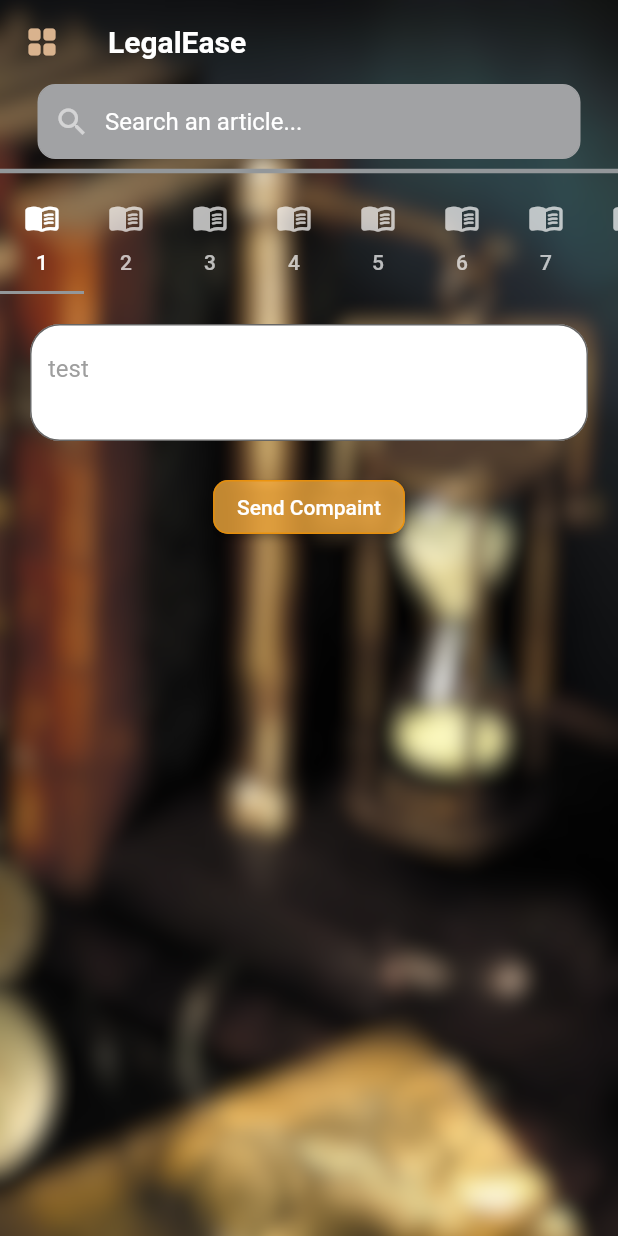
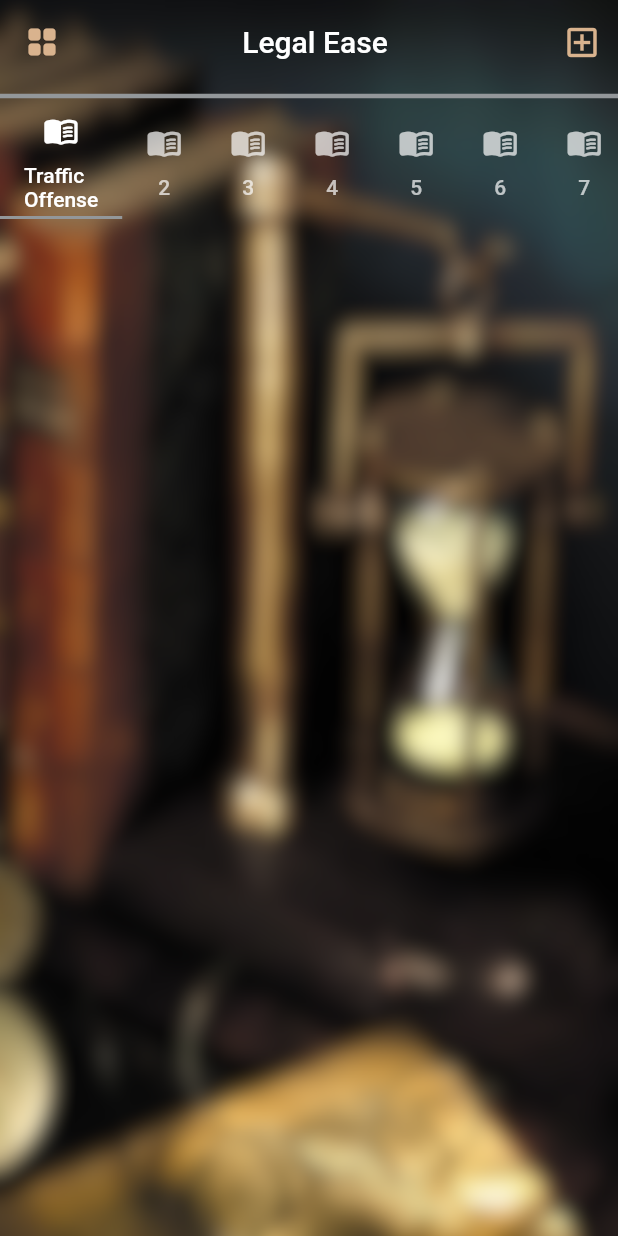
Before and after one commit to sev-n/Legal-Ease-Ius-Criminale, a Flutter app: the Home screen opened directly, on a phone screen of 412 x 824 dp. Run offline on Flutter 3.47's test engine with Material 2 defaults, Android fonts, the phone set to English and light mode, and no system bars; our stand-ins replace smooth_page_indicator.

Commit message:
Change directory, remove search field

```diff
--- a/lib/src/home.dart
+++ b/lib/src/home.dart
@@ -10,6 +10,8 @@ class Home extends StatefulWidget {
 class _HomeState extends State<Home> {
   @override
   Widget build(BuildContext context) {
+    // ignore: avoid_print
+    print("Home rebuild");
     return const Scaffold(
       body: _TabControl(),
     );
@@ -25,54 +27,16 @@ class _TabControl extends StatefulWidget {
 }
 
 class __TabControlState extends State<_TabControl> {
-  Widget textField() {
-    return SingleChildScrollView(
-      child: Column(
-        mainAxisAlignment: MainAxisAlignment.center,
-        children: [
-          const Padding(
-            padding: EdgeInsets.all(20.0),
-            child: TextField(
-              minLines: 2,
-              maxLines: 2,
-              keyboardType: TextInputType.multiline,
-              decoration: InputDecoration(
-                filled: true,
-                fillColor: Colors.white,
-                hintText: "test",
-                hintStyle: TextStyle(color: Colors.grey),
-                border: OutlineInputBorder(
-                  borderRadius: BorderRadius.all(Radius.circular(20.0)),
-                ),
-              ),
-            ),
-          ),
-          ElevatedButton(
-            style: ButtonStyle(
-                alignment: Alignment.centerRight,
-                backgroundColor: MaterialStateProperty.all<Color>(
-                    const Color.fromARGB(192, 255, 178, 63)),
-                shape: MaterialStateProperty.all<RoundedRectangleBorder>(
-                    RoundedRectangleBorder(
-                        borderRadius: BorderRadius.circular(10.0),
-                        side: const BorderSide(
-                            color: Color.fromARGB(197, 238, 143, 0))))),
-            onPressed: () {},
-            child: const Text("Send Compaint"),
-          )
-        ],
-      ),
-    );
-  }
-
   @override
   Widget build(BuildContext context) {
+    // ignore: avoid_print
+    print("Tab rebuild");
     return DefaultTabController(
       length: 10,
       child: Container(
         decoration: const BoxDecoration(
           image: DecorationImage(
-            image: AssetImage("images/LegalEase_BG.png"),
+            image: AssetImage("assets/images/LegalEase_BG.png"),
             fit: BoxFit.fill,
           ),
         ),
@@ -149,9 +113,8 @@ class __TabControlState extends State<_TabControl> {
                     bottomOpacity: 0,
                     shadowColor: Colors.transparent,
                     backgroundColor: Colors.transparent,
-                    title: const Text(
-                      'LegalEase',
-                      style: TextStyle(fontWeight: FontWeight.bold),
+                    title: const Center(
+                      child: Text("Legal Ease"),
                     ),
                     leading: Builder(
                       builder: (BuildContext context) {
@@ -168,40 +131,15 @@ class __TabControlState extends State<_TabControl> {
                         );
                       },
                     ),
+                    actions: <Widget>[
+                      IconButton(
+                        icon: const Icon(Icons.add_box_outlined,
+                            color: Color(0xffd9b38e), size: 26),
+                        onPressed: () {},
+                      )
+                    ],
                   ),
-                  Padding(
-                    padding: const EdgeInsets.symmetric(horizontal: 25.0),
-                    child: Container(
-                      decoration: BoxDecoration(
-                        color: const Color(0xffa1a2a4),
-                        border: Border.all(color: const Color(0xffa1a2a4)),
-                        borderRadius: BorderRadius.circular(12),
-                      ),
-                      child: Row(
-                        children: const [
-                          Padding(
-                            padding: EdgeInsets.symmetric(horizontal: 10.0),
-                            child: SizedBox(
-                              height: 30,
-                              child: Icon(
-                                Icons.search,
-                                color: Colors.white54,
-                              ),
-                            ),
-                          ),
-                          Expanded(
-                            child: TextField(
-                              decoration: InputDecoration(
-                                border: InputBorder.none,
-                                hintText: 'Search an article...',
-                                hintStyle: TextStyle(color: Colors.white),
-                              ),
-                            ),
-                          ),
-                        ],
-                      ),
-                    ),
-                  ),
+
                   const Divider(
                     color: Color(0xff93979a),
                     thickness: 3,
@@ -216,7 +154,7 @@ class __TabControlState extends State<_TabControl> {
                       tabs: const [
                         Tab(
                           icon: Icon(Icons.menu_book_rounded),
-                          text: '1',
+                          text: 'Traffic \nOffense',
                         ),
                         Tab(
                           icon: Icon(Icons.menu_book_rounded),
@@ -257,7 +195,7 @@ class __TabControlState extends State<_TabControl> {
                       ],
                     ),
                   ),
-                  textField(),
+                  //textField(),
                   Container(
                     alignment: Alignment.center,
                     padding: const EdgeInsets.all(32),
@@ -271,3 +209,102 @@ class __TabControlState extends State<_TabControl> {
     );
   }
 }
+
+class SearchField extends StatefulWidget {
+  const SearchField({super.key});
+
+  @override
+  State<SearchField> createState() => _SearchFieldState();
+}
+
+class _SearchFieldState extends State<SearchField> {
+  @override
+  Widget build(BuildContext context) {
+    // ignore: avoid_print
+    print("Search rebuild");
+    return Container(
+      // width: 250,
+      height: 40,
+      margin: const EdgeInsets.all(0),
+      decoration: BoxDecoration(
+        color: const Color(0xffa1a2a4),
+        border: Border.all(color: const Color(0xffa1a2a4)),
+        borderRadius: BorderRadius.circular(12),
+      ),
+      child: Row(
+        children: const [
+          Padding(
+            padding: EdgeInsets.symmetric(horizontal: 10.0),
+            child: SizedBox(
+              height: 30,
+              child: Icon(
+                Icons.search,
+                color: Colors.white54,
+              ),
+            ),
+          ),
+          Expanded(
+            child: TextField(
+              decoration: InputDecoration(
+                border: InputBorder.none,
+                hintText: 'Search an article...',
+                hintStyle: TextStyle(color: Colors.white),
+              ),
+            ),
+          ),
+        ],
+      ),
+    );
+  }
+}
+
+class _TextField extends StatefulWidget {
+  // ignore: unused_element
+  const _TextField({super.key});
+
+  @override
+  State<_TextField> createState() => __TextFieldState();
+}
+
+class __TextFieldState extends State<_TextField> {
+  @override
+  Widget build(BuildContext context) {
+    return SingleChildScrollView(
+      child: Column(
+        mainAxisAlignment: MainAxisAlignment.center,
+        children: [
+          const Padding(
+            padding: EdgeInsets.all(20.0),
+            child: TextField(
+              minLines: 2,
+              maxLines: 2,
+              keyboardType: TextInputType.multiline,
+              decoration: InputDecoration(
+                filled: true,
+                fillColor: Colors.white,
+                hintText: "test",
+                hintStyle: TextStyle(color: Colors.grey),
+                border: OutlineInputBorder(
+                  borderRadius: BorderRadius.all(Radius.circular(20.0)),
+                ),
+              ),
+            ),
+          ),
+          ElevatedButton(
+            style: ButtonStyle(
+                alignment: Alignment.centerRight,
+                backgroundColor: MaterialStateProperty.all<Color>(
+                    const Color.fromARGB(192, 255, 178, 63)),
+                shape: MaterialStateProperty.all<RoundedRectangleBorder>(
+                    RoundedRectangleBorder(
+                        borderRadius: BorderRadius.circular(10.0),
+                        side: const BorderSide(
+                            color: Color.fromARGB(197, 238, 143, 0))))),
+            onPressed: () {},
+            child: const Text("Send Compaint"),
+          )
+        ],
+      ),
+    );
+  }
+}
--- a/pubspec.yaml
+++ b/pubspec.yaml
@@ -62,7 +62,8 @@ flutter:
 
   # To add assets to your application, add an assets section, like this:
   assets:
-    - images/
+    - assets/images/
+    - assets/
 
   # An image asset can refer to one or more resolution-specific "variants", see
   # https://flutter.dev/assets-and-images/#resolution-aware
```
Also changed, not shown: assets/images/LegalEase_BG.png (renamed from images/LegalEase_BG.png), assets/images/Logo.png (renamed from images/Logo.png).
